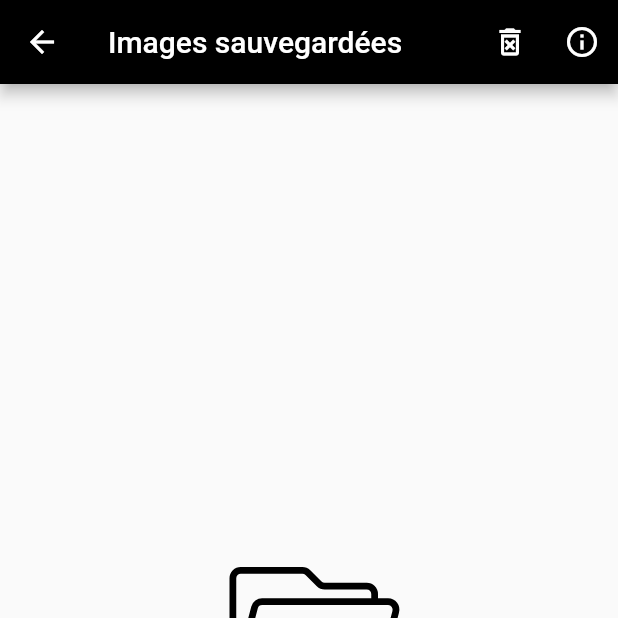
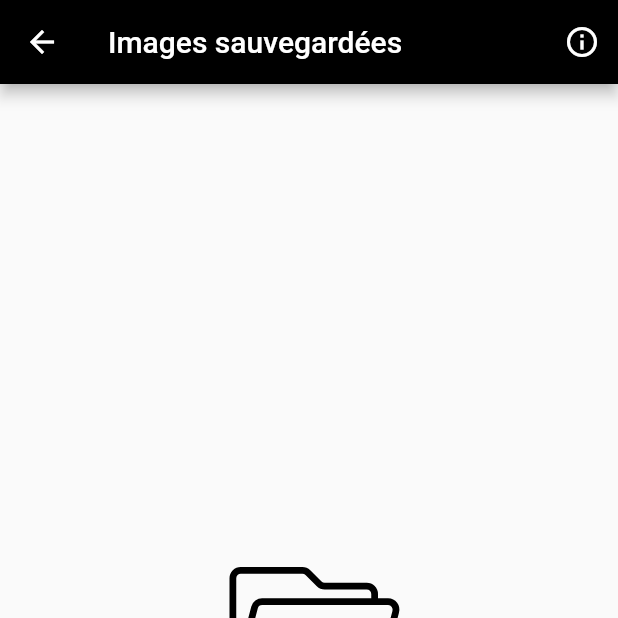
Before and after one commit to GV-22/download_image_from_qr_code, a Flutter app: the GalleryScreen screen opened by its route, on a phone screen of 412 x 824 dp, the top half of it. Run offline on Flutter 3.47's test engine with Material 2 defaults, Android fonts, the phone set to English and light mode, and no system bars; drawn by our look-alikes of lottie; our stand-ins replace dio, permission_handler, share; missing offline and left inert: qr_code_scanner.

Commit message:
minor change

```diff
--- a/lib/screens/GalleryScreen.dart
+++ b/lib/screens/GalleryScreen.dart
@@ -64,12 +64,13 @@ class _GalleryScreenState extends State<GalleryScreen> {
 
     return Scaffold(
       appBar: AppBar(
-        title: Text("Images sauvegardées"),
+        title: FittedBox(child: Text("Images sauvegardées")),
         actions: [
-          IconButton(
-            icon: Icon(Icons.delete_forever_outlined),
-            onPressed: _deleteAll,
-          ),
+          if (storage.savedFiles.isNotEmpty)
+            IconButton(
+              icon: Icon(Icons.delete_forever_outlined),
+              onPressed: _deleteAll,
+            ),
           IconButton(
             icon: Icon(Icons.info_outline),
             onPressed: () => Navigator.of(context).pushNamed("/infos"),
--- a/lib/screens/ScanScreen.dart
+++ b/lib/screens/ScanScreen.dart
@@ -193,7 +193,7 @@ class _ScanScreenState extends State<ScanScreen> {
   Widget build(BuildContext context) {
     return Scaffold(
       appBar: AppBar(
-        title: Text("Scan QR Code"),
+        title: Text("Scan Image QR Code"),
         actions: [
           IconButton(
             icon: Icon(Icons.info_outline),
```
